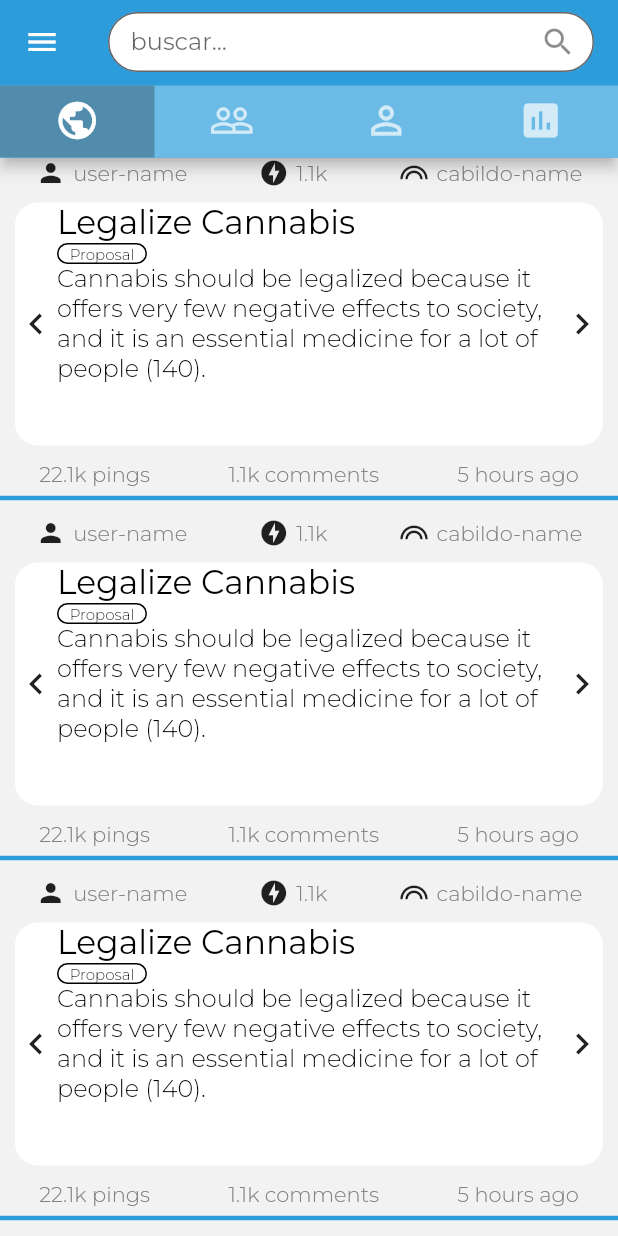
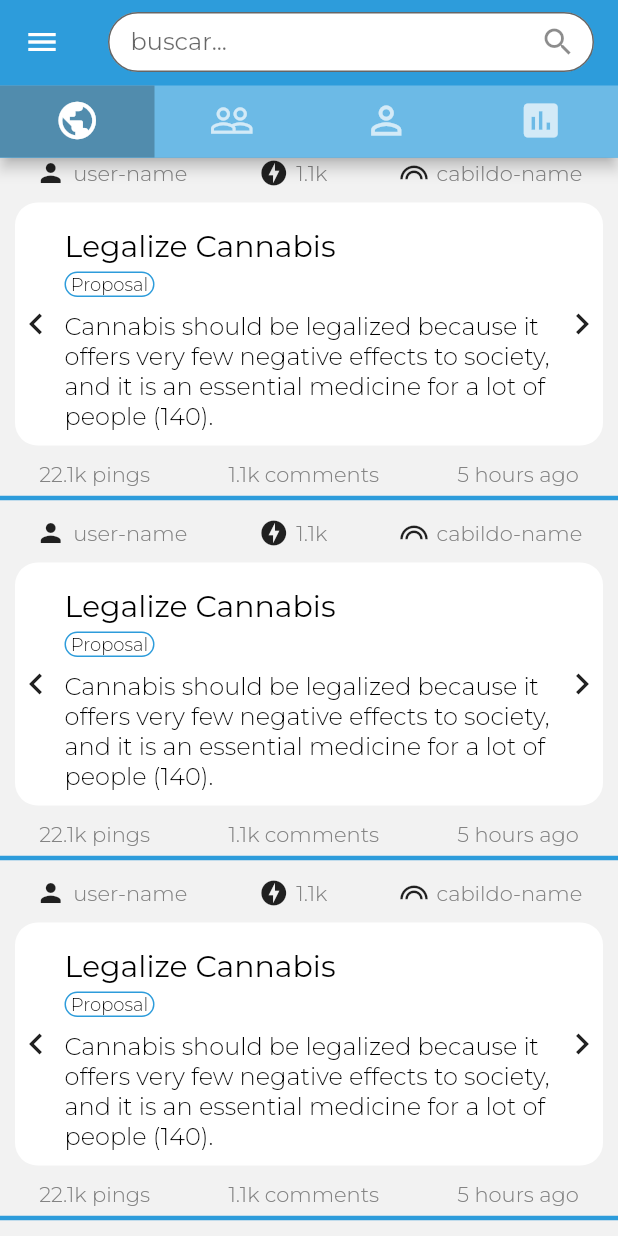
Before and after one commit to benjaminykim/cibic-mobile, a Flutter app: the screen it shows after launch, on a phone screen of 412 x 824 dp. Run offline on Flutter 3.47's test engine with Material 2 defaults, Android fonts, the phone set to English and light mode, and no system bars.

Commit message:
update label color tags, padding for activity card contents

```diff
--- a/lib/constants.dart
+++ b/lib/constants.dart
@@ -5,6 +5,9 @@ const APP_BAR_SELECTED = Color(0xff518CAD);
 const APP_BAR_BOTTOM = Color(0xff6CBAE6);
 const CARD_BACKGROUND = Color(0xffFFFFFF);
 const CARD_DIVIDER = Color(0xff2D9CDB);
+const LABEL_PROPOSAL_COLOR = Color(0xff2d9cdb);
+const LABEL_DISCUSS_COLOR = Color(0xff6cf256);
+const LABEL_POLL_COLOR = Color(0xff000000);
 
 ThemeData get cibicTheme {
   return ThemeData(
--- a/lib/widgets/activity_card/CardView.dart
+++ b/lib/widgets/activity_card/CardView.dart
@@ -20,32 +20,40 @@ class CardView extends StatelessWidget {
             SizedBox(child: Icon(Icons.keyboard_arrow_left, size: 28)),
             SizedBox(
               width: MediaQuery.of(context).size.width - 20 - 56,
+              child: Padding(
+                padding: const EdgeInsets.fromLTRB(5, 0, 5, 0),
                 child: Column(
                   crossAxisAlignment: CrossAxisAlignment.start,
                   children: <Widget>[
-                  Text(
+                    Padding(
+                      padding: const EdgeInsets.fromLTRB(0, 17, 0, 5),
+                      child: Text(
                         "Legalize Cannabis",
                         style: TextStyle(
                           color: Colors.black,
-                      fontSize: 22,
+                          fontSize: 20,
                           fontWeight: FontWeight.w400,
                         ),
                       ),
-                  Container(
+                    ),
+                    Padding(
+                      padding: const EdgeInsets.fromLTRB(0, 0, 0, 10),
+                      child: Container(
                         width: 60,
                         child: Center(
                           child: Text(
                             "Proposal",
                             style: TextStyle(
                               color: Colors.black,
-                          fontSize: 10,
+                              fontSize: 12,
                               fontWeight: FontWeight.w300,
                             ),
                           ),
                         ),
                         decoration: BoxDecoration(
-                        border: Border.all(color: Colors.black),
+                            border: Border.all(color: LABEL_PROPOSAL_COLOR),
                             borderRadius: BorderRadius.circular(20)),
+                      ),
                     ),
                     Text(
                       "Cannabis should be legalized because it offers very few negative effects to society, and it is an essential medicine for a lot of people (140). ",
@@ -55,8 +63,8 @@ class CardView extends StatelessWidget {
                         fontWeight: FontWeight.w300,
                       ),
                     )
-                  // text
                   ],
+                ),
               ),
             ),
             SizedBox(
```
Lines whose indentation alone changed are shown as unchanged.
